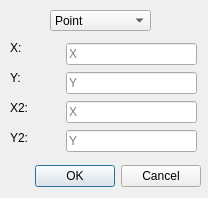
Qt form lib/QTforms/objectpropertieswindow.ui (109spbu2sem/Project) before a commit.
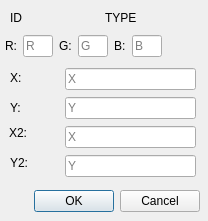
The same form after that commit.

```diff
--- a/lib/QTforms/objectpropertieswindow.ui
+++ b/lib/QTforms/objectpropertieswindow.ui
@@ -7,7 +7,7 @@
     <x>0</x>
     <y>0</y>
     <width>208</width>
-    <height>198</height>
+    <height>221</height>
    </rect>
   </property>
   <property name="sizePolicy">
@@ -22,20 +22,14 @@
     <height>198</height>
    </size>
   </property>
-  <property name="maximumSize">
-   <size>
-    <width>208</width>
-    <height>198</height>
-   </size>
-  </property>
   <property name="windowTitle">
    <string>Dialog</string>
   </property>
   <widget class="QDialogButtonBox" name="buttonBox">
    <property name="geometry">
     <rect>
-     <x>0</x>
-     <y>160</y>
+     <x>-1</x>
+     <y>185</y>
      <width>201</width>
      <height>32</height>
     </rect>
@@ -50,42 +44,11 @@
     <bool>false</bool>
    </property>
   </widget>
-  <widget class="QComboBox" name="objectTypeBox">
-   <property name="geometry">
-    <rect>
-     <x>50</x>
-     <y>10</y>
-     <width>101</width>
-     <height>21</height>
-    </rect>
-   </property>
-   <property name="sizePolicy">
-    <sizepolicy hsizetype="Fixed" vsizetype="Fixed">
-     <horstretch>0</horstretch>
-     <verstretch>0</verstretch>
-    </sizepolicy>
-   </property>
-   <item>
-    <property name="text">
-     <string>Point</string>
-    </property>
-   </item>
-   <item>
-    <property name="text">
-     <string>Segment</string>
-    </property>
-   </item>
-   <item>
-    <property name="text">
-     <string>Circle</string>
-    </property>
-   </item>
-  </widget>
   <widget class="QLabel" name="label">
    <property name="geometry">
     <rect>
      <x>10</x>
-     <y>40</y>
+     <y>70</y>
      <width>41</width>
      <height>16</height>
     </rect>
@@ -98,7 +61,7 @@
    <property name="geometry">
     <rect>
      <x>10</x>
-     <y>70</y>
+     <y>100</y>
      <width>41</width>
      <height>16</height>
     </rect>
@@ -111,7 +74,7 @@
    <property name="geometry">
     <rect>
      <x>10</x>
-     <y>130</y>
+     <y>155</y>
      <width>41</width>
      <height>16</height>
     </rect>
@@ -123,8 +86,8 @@
   <widget class="QLabel" name="label_3">
    <property name="geometry">
     <rect>
-     <x>10</x>
-     <y>100</y>
+     <x>9</x>
+     <y>125</y>
      <width>51</width>
      <height>16</height>
     </rect>
@@ -136,8 +99,8 @@
   <widget class="QLineEdit" name="textY1">
    <property name="geometry">
     <rect>
-     <x>66</x>
-     <y>72</y>
+     <x>65</x>
+     <y>97</y>
      <width>131</width>
      <height>22</height>
     </rect>
@@ -152,8 +115,8 @@
    </property>
    <property name="geometry">
     <rect>
-     <x>66</x>
-     <y>101</y>
+     <x>65</x>
+     <y>126</y>
      <width>131</width>
      <height>22</height>
     </rect>
@@ -166,10 +129,13 @@
    </property>
   </widget>
   <widget class="QLineEdit" name="textX1">
+   <property name="enabled">
+    <bool>true</bool>
+   </property>
    <property name="geometry">
     <rect>
-     <x>66</x>
-     <y>43</y>
+     <x>65</x>
+     <y>68</y>
      <width>131</width>
      <height>22</height>
     </rect>
@@ -187,8 +153,8 @@
    </property>
    <property name="geometry">
     <rect>
-     <x>66</x>
-     <y>130</y>
+     <x>65</x>
+     <y>155</y>
      <width>131</width>
      <height>22</height>
     </rect>
@@ -197,6 +163,125 @@
     <string>Y</string>
    </property>
   </widget>
+  <widget class="QWidget" name="layoutWidget">
+   <property name="geometry">
+    <rect>
+     <x>5</x>
+     <y>35</y>
+     <width>166</width>
+     <height>24</height>
+    </rect>
+   </property>
+   <layout class="QHBoxLayout" name="horizontalLayout_2">
+    <property name="sizeConstraint">
+     <enum>QLayout::SetFixedSize</enum>
+    </property>
+    <item>
+     <widget class="QLabel" name="labelR">
+      <property name="maximumSize">
+       <size>
+        <width>13</width>
+        <height>22</height>
+       </size>
+      </property>
+      <property name="text">
+       <string>R:</string>
+      </property>
+     </widget>
+    </item>
+    <item>
+     <widget class="QLineEdit" name="editR">
+      <property name="maximumSize">
+       <size>
+        <width>30</width>
+        <height>22</height>
+       </size>
+      </property>
+      <property name="placeholderText">
+       <string>R</string>
+      </property>
+     </widget>
+    </item>
+    <item>
+     <widget class="QLabel" name="labelG">
+      <property name="maximumSize">
+       <size>
+        <width>13</width>
+        <height>22</height>
+       </size>
+      </property>
+      <property name="text">
+       <string>G:</string>
+      </property>
+     </widget>
+    </item>
+    <item>
+     <widget class="QLineEdit" name="editG">
+      <property name="maximumSize">
+       <size>
+        <width>30</width>
+        <height>22</height>
+       </size>
+      </property>
+      <property name="placeholderText">
+       <string>G</string>
+      </property>
+     </widget>
+    </item>
+    <item>
+     <widget class="QLabel" name="labelB">
+      <property name="maximumSize">
+       <size>
+        <width>12</width>
+        <height>22</height>
+       </size>
+      </property>
+      <property name="text">
+       <string>B:</string>
+      </property>
+     </widget>
+    </item>
+    <item>
+     <widget class="QLineEdit" name="editB">
+      <property name="maximumSize">
+       <size>
+        <width>30</width>
+        <height>22</height>
+       </size>
+      </property>
+      <property name="placeholderText">
+       <string>B</string>
+      </property>
+     </widget>
+    </item>
+   </layout>
+  </widget>
+  <widget class="QLabel" name="typeLabel">
+   <property name="geometry">
+    <rect>
+     <x>105</x>
+     <y>10</y>
+     <width>91</width>
+     <height>16</height>
+    </rect>
+   </property>
+   <property name="text">
+    <string>TYPE</string>
+   </property>
+  </widget>
+  <widget class="QLabel" name="idLabel">
+   <property name="geometry">
+    <rect>
+     <x>10</x>
+     <y>10</y>
+     <width>86</width>
+     <height>16</height>
+    </rect>
+   </property>
+   <property name="text">
+    <string>ID</string>
+   </property>
+  </widget>
  </widget>
  <resources/>
  <connections>
```
Left out of the diff: 2 changed lines with no effect on the pictures.
